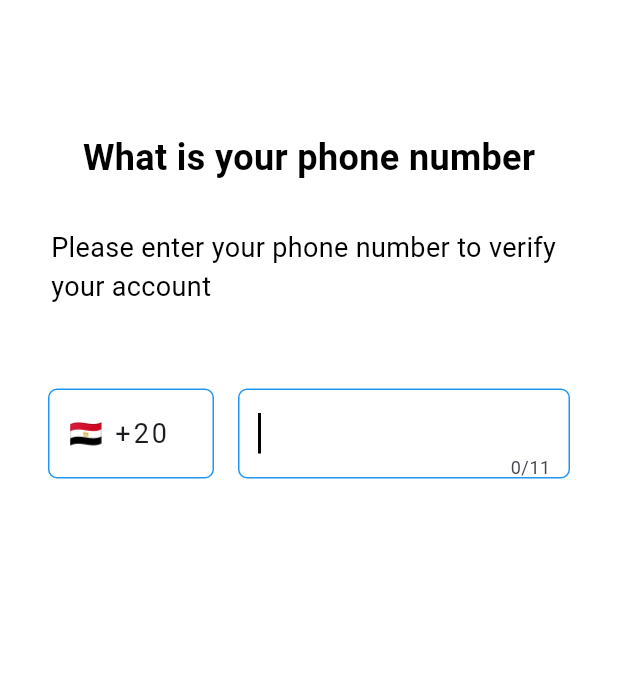
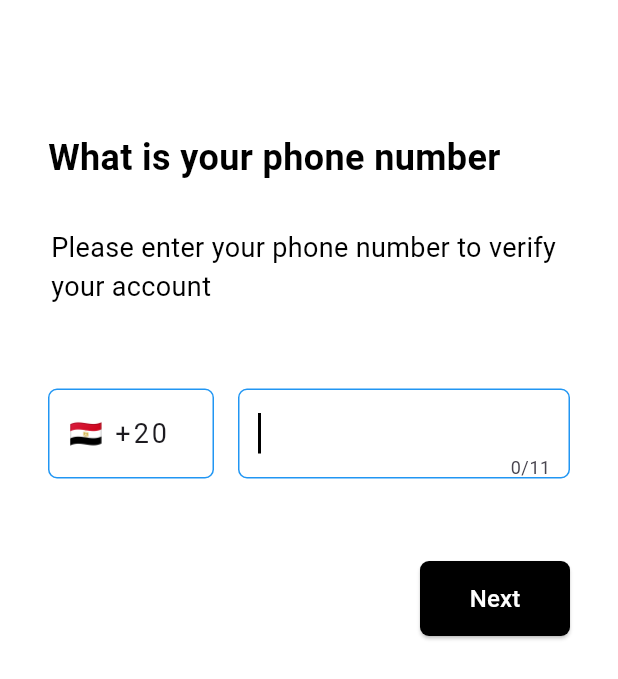
Before and after one commit to Mostafa13elkomy/wasallny, a Flutter app: the screen it shows after launch, on a phone screen of 412 x 824 dp. Shown: the top 679 px of the screen. Run offline on Flutter 3.47's test engine with Material 3 defaults, Android fonts, the phone set to English and light mode, and no system bars; our stand-ins replace firebase_core; accounts and stored records are empty.

Commit message:
handling code

```diff
--- a/lib/main.dart
+++ b/lib/main.dart
@@ -1,7 +1,7 @@
 import 'package:firebase_core/firebase_core.dart';
 import 'package:flutter/material.dart';
 import 'package:wasallny/firebase_options.dart';
-import 'app_router.dart';
+import 'widgets/app_router.dart';
 
 void main() async {
   WidgetsFlutterBinding.ensureInitialized();
--- a/lib/presentation/login_screen/login_screen_view.dart
+++ b/lib/presentation/login_screen/login_screen_view.dart
@@ -1,88 +1,12 @@
 import 'package:flutter/material.dart';
+import 'package:wasallny/presentation/login_screen/widgets/custom_button.dart';
+import 'package:wasallny/presentation/login_screen/widgets/intro_text.dart';
+import 'package:wasallny/presentation/login_screen/widgets/phone_form_field.dart';
 
 class LoginScreen extends StatelessWidget {
-  const LoginScreen({super.key});
+    LoginScreen({super.key});
 
-  Widget _buildIntroTexts() {
-    return Column(
-      children: [
-        const Text(
-          'What is your phone number',
-          style: TextStyle(
-              color: Colors.black, fontSize: 24, fontWeight: FontWeight.bold),
-        ),
-        const SizedBox(
-          height: 30,
-        ),
-        Container(
-          margin: const EdgeInsets.symmetric(horizontal: 2),
-          child: const Text(
-            'Please enter your phone number to verify your account',
-            style: TextStyle(color: Colors.black, fontSize: 18),
-          ),
-        )
-      ],
-    );
-  }
-
-  Widget _buildPhoneFormField() {
-    return Row(
-      children: [
-        Expanded(
-            flex: 1,
-            child: Container(
-              height: 60,
-              padding: const EdgeInsets.symmetric(horizontal: 12, vertical: 16),
-              decoration: BoxDecoration(
-                border: Border.all(color: Colors.blue),
-                borderRadius: const BorderRadius.all(Radius.circular(6)),
-              ),
-              child: Text(
-                generateCountryFlag() + ' +20',
-                style: const TextStyle(fontSize: 18, letterSpacing: 2.0),
-              ),
-            )),
-        const SizedBox(
-          width: 16,
-        ),
-        Expanded(
-          flex: 2,
-          child: Container(
-            height: 60,
-            width: double.infinity,
-            padding: const EdgeInsets.symmetric(horizontal: 12, vertical: 2),
-            decoration: BoxDecoration(
-              border: Border.all(color: Colors.blue),
-              borderRadius: const BorderRadius.all(Radius.circular(6)),
-            ),
-            child: TextFormField(
-              maxLength: 11,
-              maxLines: 1,
-              autofocus: true,
-              style: TextStyle(fontSize: 18, letterSpacing: 2.0),
-              decoration: InputDecoration(border: InputBorder.none),
-              cursorColor: Colors.black,
-              keyboardType: TextInputType.phone,
-              validator: (value) {
-                if (value!.isEmpty) {
-                  return 'Please enter your phone number';
-                } else if (value.length < 11) {
-                  return ' This number is too short';
-                }
-              },
-            ),
-          ),
-        ),
-      ],
-    );
-  }
-
-  String generateCountryFlag() {
-    String countryName = 'eg';
-    String flag = countryName.toUpperCase().replaceAllMapped(RegExp(r'[A-Z]'),
-        (match) => String.fromCharCode(match.group(0)!.codeUnitAt(0) + 127397));
-    return flag;
-  }
+  final GlobalKey<FormState> _phoneFormKey = GlobalKey();
 
   @override
   Widget build(BuildContext context) {
@@ -90,17 +14,24 @@ class LoginScreen extends StatelessWidget {
         child: Scaffold(
       backgroundColor: Colors.white,
       body: Form(
-        key: UniqueKey(),
+        key: _phoneFormKey,
         child: Container(
           color: Colors.white,
           margin: const EdgeInsets.symmetric(horizontal: 32, vertical: 88),
-          child: Column(mainAxisAlignment: MainAxisAlignment.start, children: [
-            _buildIntroTexts(),
-            SizedBox(
-              height: 55,
-            ),
-            _buildPhoneFormField(),
-          ]),
+          child: Column(
+            mainAxisAlignment: MainAxisAlignment.start,
+            children: [
+              const IntroText(),
+              const SizedBox(
+                height: 55,
+              ),
+              PhoneFormField(),
+              const SizedBox(
+                height: 55,
+              ),
+              const CustomButton(buttonText: 'Next')
+            ],
+          ),
         ),
       ),
     ));
--- /dev/null
+++ b/lib/presentation/login_screen/widgets/custom_button.dart
@@ -0,0 +1,25 @@
+import 'package:flutter/material.dart';
+
+class CustomButton extends StatelessWidget {
+  const CustomButton({super.key, required this.buttonText});
+  final String buttonText;
+
+  @override
+  Widget build(BuildContext context) {
+    return Align(
+      alignment: Alignment.centerRight,
+      child:  ElevatedButton(
+        onPressed: () {},
+        child: Text(
+          buttonText,
+          style: TextStyle(color: Colors.white, fontSize: 16),
+        ),
+        style: ElevatedButton.styleFrom(
+            minimumSize: const Size(100, 50),
+            backgroundColor: Colors.black,
+            shape:
+                RoundedRectangleBorder(borderRadius: BorderRadius.circular(6))),
+      ),
+    );
+  }
+}
--- /dev/null
+++ b/lib/presentation/login_screen/widgets/intro_text.dart
@@ -0,0 +1,29 @@
+import 'package:flutter/material.dart';
+
+class IntroText extends StatelessWidget {
+  const IntroText({super.key});
+
+  @override
+  Widget build(BuildContext context) {
+    return Column(
+      crossAxisAlignment: CrossAxisAlignment.start,
+      children: [
+        const Text(
+          'What is your phone number',
+          style: TextStyle(
+              color: Colors.black, fontSize: 24, fontWeight: FontWeight.bold),
+        ),
+        const SizedBox(
+          height: 30,
+        ),
+        Container(
+          margin: const EdgeInsets.symmetric(horizontal: 2),
+          child: const Text(
+            'Please enter your phone number to verify your account',
+            style: TextStyle(color: Colors.black, fontSize: 18),
+          ),
+        )
+      ],
+    );
+  }
+}
--- /dev/null
+++ b/lib/presentation/login_screen/widgets/phone_form_field.dart
@@ -0,0 +1,70 @@
+import 'package:flutter/material.dart';
+
+class PhoneFormField extends StatelessWidget {
+    PhoneFormField({super.key});
+
+  late String phoneNumber;
+  @override
+  Widget build(BuildContext context) {
+    return Row(
+      children: [
+        Expanded(
+            flex: 1,
+            child: Container(
+              height: 60,
+              padding: const EdgeInsets.symmetric(horizontal: 12, vertical: 16),
+              decoration: BoxDecoration(
+                border: Border.all(color: Colors.blue),
+                borderRadius: const BorderRadius.all(Radius.circular(6)),
+              ),
+              child: Text(
+                generateCountryFlag() + ' +20',
+                style: const TextStyle(fontSize: 18, letterSpacing: 2.0),
+              ),
+            )),
+        const SizedBox(
+          width: 16,
+        ),
+        Expanded(
+          flex: 2,
+          child: Container(
+            height: 60,
+            width: double.infinity,
+            padding: const EdgeInsets.symmetric(horizontal: 12, vertical: 2),
+            decoration: BoxDecoration(
+              border: Border.all(color: Colors.blue),
+              borderRadius: const BorderRadius.all(Radius.circular(6)),
+            ),
+            child: TextFormField(
+              maxLength: 11,
+              maxLines: 1,
+              autofocus: true,
+              style: const TextStyle(fontSize: 18, letterSpacing: 2.0),
+              decoration: const InputDecoration(border: InputBorder.none),
+              cursorColor: Colors.black,
+              keyboardType: TextInputType.phone,
+              validator: (value) {
+                if (value!.isEmpty) {
+                  return 'Please enter your phone number!';
+                } else if (value.length < 11) {
+                  return ' This number is too short!';
+                }
+                return null;
+              },
+              onSaved: (newValue) {
+                phoneNumber = newValue!;
+              },
+            ),
+          ),
+        ),
+      ],
+    );
+  }
+}
+
+String generateCountryFlag() {
+  String countryName = 'eg';
+  String flag = countryName.toUpperCase().replaceAllMapped(RegExp(r'[A-Z]'),
+      (match) => String.fromCharCode(match.group(0)!.codeUnitAt(0) + 127397));
+  return flag;
+}
--- /dev/null
+++ b/lib/presentation/otp_screen/otp_screen_view.dart
@@ -0,0 +1,10 @@
+import 'package:flutter/material.dart';
+
+class OtpScreen extends StatelessWidget {
+  const OtpScreen({super.key});
+
+  @override
+  Widget build(BuildContext context) {
+    return Container();
+  }
+}
--- a/lib/app_router.dart
+++ b/lib/widgets/app_router.dart
@@ -1,13 +1,13 @@
 import 'package:flutter/material.dart';
 import 'package:wasallny/constants/my_strings.dart';
-import 'presentation/login_screen/login_screen_view.dart';
+import '../presentation/login_screen/login_screen_view.dart';
 
 class AppRouter {
-    Route?  generateRoute(RouteSettings settings) {
+    Route? generateRoute(RouteSettings settings) {
     switch (settings.name) {
       case loginScreen:
         return MaterialPageRoute(
-          builder: (_) => const LoginScreen(),
+          builder: (_) => LoginScreen(),
         );
     }
   }
--- a/pubspec.yaml
+++ b/pubspec.yaml
@@ -41,6 +41,7 @@ dependencies:
 
 
   go_router: ^13.0.0
+  pin_code_fields: ^8.0.1
 
 dev_dependencies:
   flutter_test:
```
Also changed, not shown: pubspec.lock, 1 other file.
